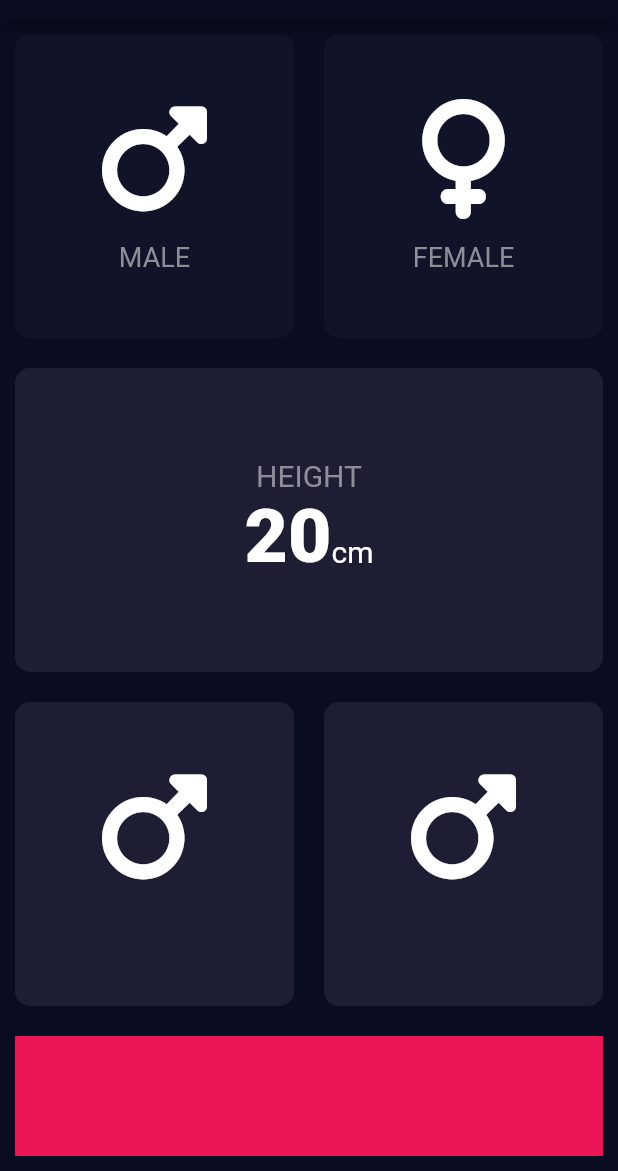
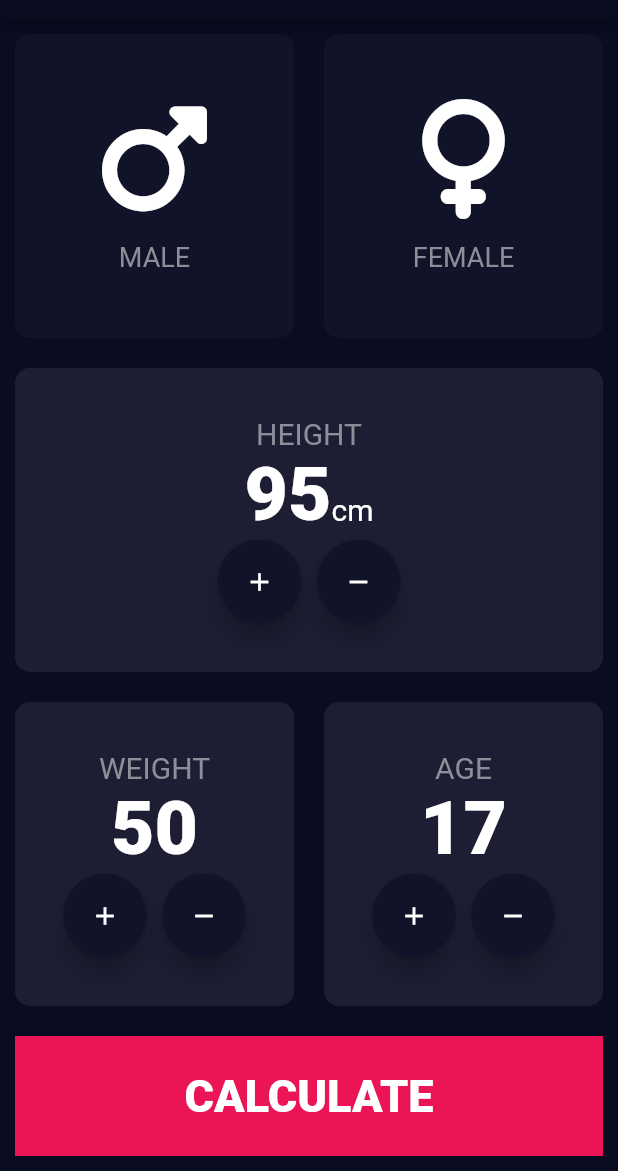
Before and after one commit to Harshgoel22/BMI_calculator, a Flutter app: the screen it shows after launch, on a phone screen of 412 x 824 dp, the part 65-1236 px from its top. Run offline on Flutter 3.47's test engine with Material 2 defaults, Android fonts, the phone set to English and light mode, and no system bars; our stand-ins replace font_awesome_flutter.

Commit message:
commit-3

```diff
--- a/lib/constants.dart
+++ b/lib/constants.dart
@@ -3,16 +3,16 @@ import 'dart:ui';
 
 import 'package:flutter/material.dart';
 
-const activeCardColor = Color(0xFF1D1E33);
-const containerColor = Color(0xFFEB1555);
-const inactiveCardColor = Color(0xFF111328);
+const kactiveCardColor = Color(0xFF1D1E33);
+const kcontainerColor = Color(0xFFEB1555);
+const kinactiveCardColor = Color(0xFF111328);
 
-final labelTextStyle = TextStyle(
+final klabelTextStyle = TextStyle(
   fontSize: 18.0,
   color: Color(0xFF8D8E98),
 );
 
-final textStyle = TextStyle(
+final ktextStyle = TextStyle(
   fontSize: 50.0,
   fontWeight: FontWeight.w900,
 );
--- a/lib/homePage.dart
+++ b/lib/homePage.dart
@@ -1,9 +1,13 @@
+
 
 import 'dart:ui';
+import 'package:bmi_calculator/constants.dart';
+import 'package:bmi_calculator/final_result.dart';
 import 'package:font_awesome_flutter/font_awesome_flutter.dart';
 import 'package:flutter/material.dart';
 import 'reusableCard.dart';
 import 'iconContent.dart';
+import 'final_result.dart';
 import 'constants.dart';
 
 enum Gender{male,female,trans}
@@ -18,7 +22,9 @@ class HomePage extends StatefulWidget {
 class _HomePageState extends State<HomePage> {
 
   Gender selectedGender= Gender.trans;
-  int height = 20;
+  int height = 95;
+  int weight = 50;
+  int age = 17;
 
   @override
   Widget build(BuildContext context) {
@@ -46,7 +52,7 @@ class _HomePageState extends State<HomePage> {
                     });
                   },
                   child: ReusableCard(
-                      colour: selectedGender==Gender.male?activeCardColor:inactiveCardColor,
+                      colour: selectedGender==Gender.male?kactiveCardColor:kinactiveCardColor,
                       cardChild: IconContent(
                           fontIcon: FontAwesomeIcons.mars,
                           gender:'MALE')
@@ -61,7 +67,7 @@ class _HomePageState extends State<HomePage> {
                     });
                   },
                   child: ReusableCard(
-                     colour:selectedGender==Gender.female?activeCardColor:inactiveCardColor,
+                     colour:selectedGender==Gender.female?kactiveCardColor:kinactiveCardColor,
                      cardChild: IconContent(
                          fontIcon: FontAwesomeIcons.venus,
                          gender: 'FEMALE')
@@ -72,7 +78,7 @@ class _HomePageState extends State<HomePage> {
           ),
           Expanded(
               child: ReusableCard(
-                  colour: activeCardColor,
+                  colour: kactiveCardColor,
                   cardChild: Column(
                     mainAxisAlignment: MainAxisAlignment.center,
                     children: [
@@ -88,7 +94,7 @@ class _HomePageState extends State<HomePage> {
                         textBaseline: TextBaseline.alphabetic,
                         children: [
                           Text(height.toString(),
-                          style: textStyle
+                          style: ktextStyle
                           ),
                           Text('cm',
                               style: TextStyle(
@@ -97,7 +103,36 @@ class _HomePageState extends State<HomePage> {
                           )
                         ],
                       ),
-
+                      Row(
+                        mainAxisAlignment: MainAxisAlignment.center,
+                        children: [
+                          FloatingActionButton(
+                            onPressed: (){
+                              setState(() {
+                                height++;
+                              });
+                            },
+                            backgroundColor: kinactiveCardColor,
+                            child: Icon(Icons.add,
+                            color: Colors.white,
+                              size: 20.0,
+                            ),
+                          ),
+                          SizedBox(width: 10.0),
+                          FloatingActionButton(
+                            onPressed: (){
+                              setState(() {
+                                height--;
+                              });
+                            },
+                            backgroundColor: kinactiveCardColor,
+                            child: Icon(Icons.remove,
+                              color: Colors.white,
+                              size: 20.0,
+                            ),
+                          ),
+                        ],
+                      )
                     ],
                   )
               )
@@ -106,30 +141,152 @@ class _HomePageState extends State<HomePage> {
               child: Row(children: [
             Expanded(
                 child: ReusableCard(
-                    colour: activeCardColor,
-                    cardChild: IconContent(
-                      fontIcon: FontAwesomeIcons.mars,
-                      gender: '')
+                    colour: kactiveCardColor,
+                    cardChild: Column(
+                      mainAxisAlignment: MainAxisAlignment.center,
+                      children: [
+                        Text('WEIGHT',
+                        style: TextStyle(
+                          fontSize: 20.0,
+                          color: Color(0xFF8D8E98),
+                         ),
+                        ),
+                        Text(weight.toString(),
+                          style: ktextStyle,
+                        ),
+                        Row(
+                          mainAxisAlignment: MainAxisAlignment.center,
+                          children: [
+                            FloatingActionButton(
+                              onPressed: (){
+                                setState(() {
+                                  weight++;
+                                });
+                              },
+                              backgroundColor: kinactiveCardColor,
+                              child: Icon(Icons.add,
+                                color: Colors.white,
+                                size: 20.0,
+                              ),
+                            ),
+                            SizedBox(width: 10.0),
+                            FloatingActionButton(
+                              onPressed: (){
+                                setState(() {
+                                  weight--;
+                                });
+                              },
+                              backgroundColor: kinactiveCardColor,
+                              child: Icon(Icons.remove,
+                                color: Colors.white,
+                                size: 20.0,
+                              ),
+                            ),
+                          ],
+                        )
+                      ],
+                    ),
                 )
             ),
             Expanded(
                 child: ReusableCard(
-                    colour: activeCardColor,
-                    cardChild: IconContent(
-                      fontIcon: FontAwesomeIcons.mars,
-                      gender: '')
+                    colour: kactiveCardColor,
+                    cardChild: Column(
+                      mainAxisAlignment: MainAxisAlignment.center,
+                      children: [
+                        Text('AGE',
+                          style: TextStyle(
+                            fontSize: 20.0,
+                            color: Color(0xFF8D8E98),
+                          ),
+                        ),
+                        Text(age.toString(),
+                          style: ktextStyle,
+                        ),
+                        Row(
+                          mainAxisAlignment: MainAxisAlignment.center,
+                          children: [
+                            FloatingActionButton(
+                              onPressed: (){
+                                setState(() {
+                                  age++;
+                                });
+                              },
+                              backgroundColor: kinactiveCardColor,
+                              child: Icon(Icons.add,
+                                color: Colors.white,
+                                size: 20.0,
+                              ),
+                            ),
+                            SizedBox(width: 10.0),
+                            FloatingActionButton(
+                              onPressed: (){
+                                setState(() {
+                                  age--;
+                                });
+                              },
+                              backgroundColor: kinactiveCardColor,
+                              child: Icon(Icons.remove,
+                                color: Colors.white,
+                                size: 20.0,
+                              ),
+                            ),
+                          ],
+                        )
+                      ],
+                    ),
                 )
               ),
             ],)
           ),
           Container(
-            color: containerColor,
+            color: kcontainerColor,
             height: 80.0,
             width: double.infinity,
             margin: const EdgeInsets.all(10.0),
+            child: TextButton(
+                onPressed: (){
+                  Navigator.push(
+                    context,
+                    MaterialPageRoute(builder: (context)=>Final_result())
+                    );
+                },
+                child: Text('CALCULATE',
+                  style: TextStyle(
+                    fontSize: 30.0,
+                    fontWeight: FontWeight.w800,
+                    color: Colors.white,
+                  ),
+                ),
+              ),
           ),
         ],
       ),
     );
   }
 }
+
+class RoundIconButton extends StatelessWidget {
+
+  RoundIconButton({required this.icon,required this.onPressed});
+
+  final IconData icon;
+  final Function onPressed;
+
+
+  @override
+  Widget build(BuildContext context) {
+    return RawMaterialButton(
+      child: Icon(icon),
+      onPressed: onPressed(),
+      elevation: 6.0,
+      disabledElevation: 6.0,
+      constraints: BoxConstraints.tightFor(
+        width: 56.0,
+        height: 56.0,
+      ),
+      shape: CircleBorder(),
+      fillColor: Color(0XFF4C4F5E),
+    );
+  }
+}
--- a/lib/iconContent.dart
+++ b/lib/iconContent.dart
@@ -25,7 +25,7 @@ class IconContent extends StatelessWidget {
           ),
           Text(
             gender,
-            style: labelTextStyle,
+            style: klabelTextStyle,
           ),
         ],
       ),
```
Also changed, not shown: lib/final_result.dart (added, +101 -0 lines).
